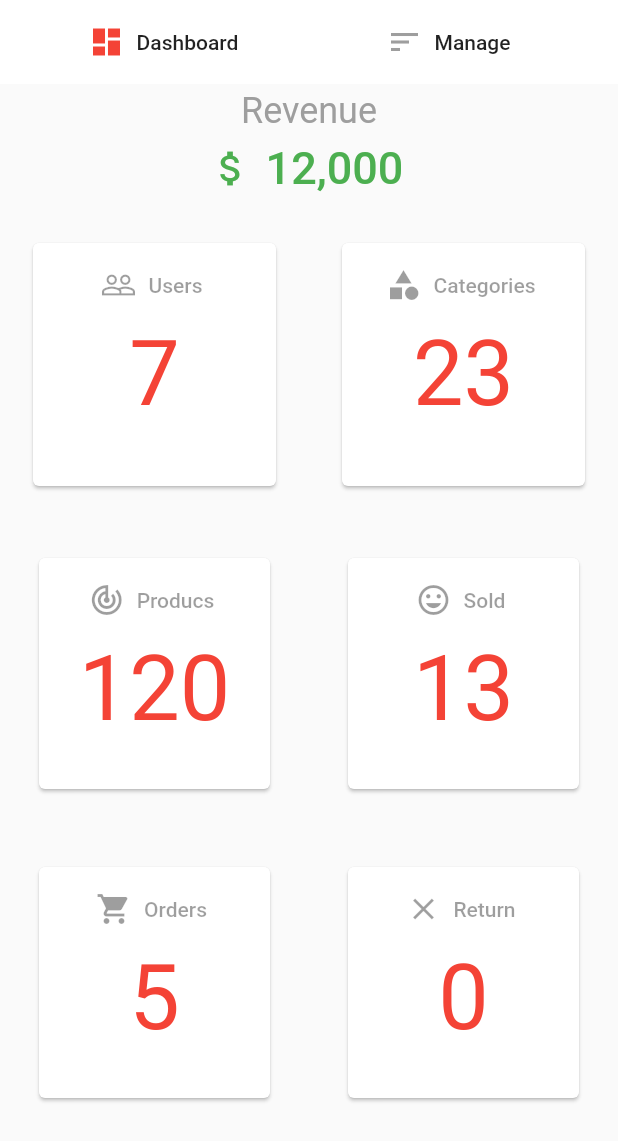
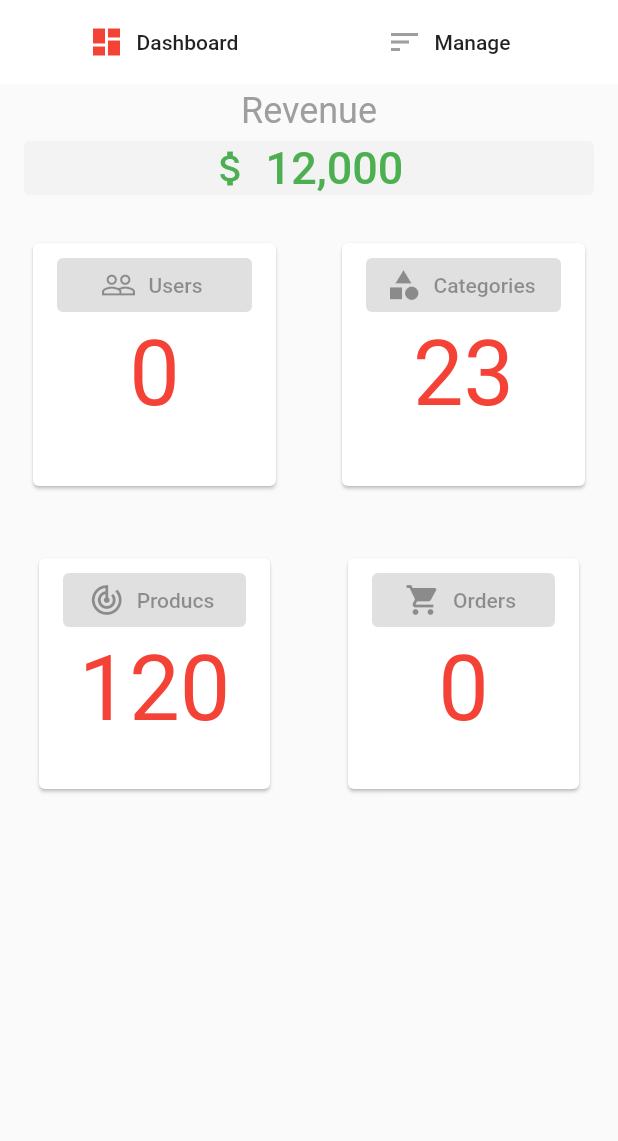
Before and after one commit to Leinady/flutter-firebase, a Flutter app: the Admin screen opened directly, on a phone screen of 412 x 824 dp. Shown: the top 1141 px of the screen. Run offline on Flutter 3.47's test engine with Material 2 defaults, Android fonts, the phone set to English and light mode, and no system bars; our stand-ins replace cloud_firestore, firebase_auth, firebase_core, flutter_svg, fluttertoast, shared_preferences; missing offline and left inert: model_viewer; accounts and stored records are empty.

Commit message:
admindashbord

```diff
--- a/assign/lib/provider/ItemProvider.dart
+++ b/assign/lib/provider/ItemProvider.dart
@@ -1,3 +1,5 @@
+import 'package:cloud_firestore/cloud_firestore.dart';
+import 'package:firebase_core/firebase_core.dart';
 import 'package:flutter/material.dart';
 
 class ItemProvider extends ChangeNotifier {
@@ -5,18 +7,18 @@ class ItemProvider extends ChangeNotifier {
 
   ItemProvider();
 
-  increaseItem() {
-    this.itemCount++;
-    notifyListeners();
-  }
+  final a = FirebaseFirestore.instance
+      .collection('user')
+      .doc('email')
+      .get()
+      .then((DocumentSnapshot documentSnapshot) {
+    if (documentSnapshot.exists) {
+      Text('${documentSnapshot.data()}');
+    }
+  });
 
-  decreaseItem() {
-    this.itemCount--;
-    notifyListeners();
-  }
-
-  itemReset() {
-    this.itemCount = 0;
+  alluser() {
+    a.toString();
     notifyListeners();
   }
 }
--- a/assign/lib/screen/admin/dashbord.dart
+++ b/assign/lib/screen/admin/dashbord.dart
@@ -1,8 +1,13 @@
 import 'package:assign/actions/action_auth.dart';
+import 'package:assign/provider/ItemProvider.dart';
 import 'package:assign/screen/admin/adminscreen.dart';
+import 'package:assign/screen/admin/componant/invoice.dart';
 import 'package:assign/screen/authen/sign_in.dart';
+import 'package:cloud_firestore/cloud_firestore.dart';
+import 'package:firebase_auth/firebase_auth.dart';
 import 'package:flutter/material.dart';
 import 'package:fluttertoast/fluttertoast.dart';
+import 'package:provider/provider.dart';
 
 import '../../service/authserv.dart';
 
@@ -21,7 +26,6 @@ class _AdminState extends State<Admin> {
   TextEditingController brandController = TextEditingController();
   GlobalKey<FormState> _categoryFormKey = GlobalKey();
   GlobalKey<FormState> _brandFormKey = GlobalKey();
-  final Authservice _auth = Authservice();
   // BrandService _brandService = BrandService();
   // CategoryService _categoryService = CategoryService();
 
@@ -68,7 +72,10 @@ class _AdminState extends State<Admin> {
         return Column(
           children: <Widget>[
             ListTile(
-              subtitle: FlatButton.icon(
+              subtitle: ElevatedButton.icon(
+                style: ButtonStyle(
+                    backgroundColor: MaterialStateProperty.all(
+                        Color.fromARGB(255, 243, 243, 243))),
                 onPressed: null,
                 icon: Icon(
                   Icons.attach_money,
@@ -92,24 +99,46 @@ class _AdminState extends State<Admin> {
                 children: <Widget>[
                   Padding(
                     padding: const EdgeInsets.all(18.0),
-                    child: Card(
-                      child: ListTile(
-                          title: FlatButton.icon(
+                    child: StreamBuilder(
+                        stream: FirebaseFirestore.instance
+                            .collection('user')
+                            .snapshots(),
+                        builder:
+                            (context, AsyncSnapshot<QuerySnapshot> snapshot) {
+                          if (snapshot.hasError) {
+                            return Text('Something went wrong');
+                          }
+
+                          if (snapshot.connectionState ==
+                              ConnectionState.waiting) {
+                            return Center(
+                              child: CircularProgressIndicator(),
+                            );
+                          }
+
+                          return Card(
+                            child: Consumer<ItemProvider>(
+                                builder: (context, provider, child) {
+                              return ListTile(
+                                  title: ElevatedButton.icon(
                                       onPressed: null,
                                       icon: Icon(Icons.people_outline),
                                       label: Text("Users")),
                                   subtitle: Text(
-                            '7',
+                                    '${snapshot.data.size}',
                                     textAlign: TextAlign.center,
-                            style: TextStyle(color: active, fontSize: 60.0),
-                          )),
-                    ),
+                                    style: TextStyle(
+                                        color: active, fontSize: 60.0),
+                                  ));
+                            }),
+                          );
+                        }),
                   ),
                   Padding(
                     padding: const EdgeInsets.all(18.0),
                     child: Card(
                       child: ListTile(
-                          title: FlatButton.icon(
+                          title: ElevatedButton.icon(
                               onPressed: null,
                               icon: Icon(Icons.category),
                               label: Text("Categories")),
@@ -124,7 +153,7 @@ class _AdminState extends State<Admin> {
                     padding: const EdgeInsets.all(22.0),
                     child: Card(
                       child: ListTile(
-                          title: FlatButton.icon(
+                          title: ElevatedButton.icon(
                               onPressed: null,
                               icon: Icon(Icons.track_changes),
                               label: Text("Producs")),
@@ -135,56 +164,58 @@ class _AdminState extends State<Admin> {
                           )),
                     ),
                   ),
+                  // Padding(
+                  //   padding: const EdgeInsets.all(22.0),
+                  //   child: Card(
+                  //     child: ListTile(
+                  //         title: FlatButton.icon(
+                  //             onPressed: null,
+                  //             icon: Icon(Icons.tag_faces),
+                  //             label: Text("Sold")),
+                  //         subtitle: Text(
+                  //           '13',
+                  //           textAlign: TextAlign.center,
+                  //           style: TextStyle(color: active, fontSize: 60.0),
+                  //         )),
+                  //   ),
+                  // ),
                   Padding(
                     padding: const EdgeInsets.all(22.0),
-                    child: Card(
+                    child: StreamBuilder(
+                        stream: FirebaseFirestore.instance
+                            .collection('Basket')
+                            .snapshots(),
+                        builder:
+                            (context, AsyncSnapshot<QuerySnapshot> snapshot) {
+                          if (snapshot.hasError) {
+                            return Text('Something went wrong');
+                          }
+
+                          if (snapshot.connectionState ==
+                              ConnectionState.waiting) {
+                            return Center(child: CircularProgressIndicator());
+                          }
+                          return Card(
                             child: ListTile(
-                          title: FlatButton.icon(
-                              onPressed: null,
-                              icon: Icon(Icons.tag_faces),
-                              label: Text("Sold")),
-                          subtitle: Text(
-                            '13',
-                            textAlign: TextAlign.center,
-                            style: TextStyle(color: active, fontSize: 60.0),
-                          )),
-                    ),
-                  ),
-                  Padding(
-                    padding: const EdgeInsets.all(22.0),
-                    child: Card(
-                      child: ListTile(
-                          title: FlatButton.icon(
+                                title: ElevatedButton.icon(
                                     onPressed: null,
                                     icon: Icon(Icons.shopping_cart),
                                     label: Text("Orders")),
                                 subtitle: Text(
-                            '5',
+                                  '${snapshot.data.size}',
                                   textAlign: TextAlign.center,
-                            style: TextStyle(color: active, fontSize: 60.0),
+                                  style:
+                                      TextStyle(color: active, fontSize: 60.0),
                                 )),
-                    ),
-                  ),
-                  Padding(
-                    padding: const EdgeInsets.all(22.0),
-                    child: Card(
-                      child: ListTile(
-                          title: FlatButton.icon(
-                              onPressed: null,
-                              icon: Icon(Icons.close),
-                              label: Text("Return")),
-                          subtitle: Text(
-                            '0',
-                            textAlign: TextAlign.center,
-                            style: TextStyle(color: active, fontSize: 60.0),
-                          )),
-                    ),
+                          );
+                        }),
                   ),
                 ],
               ),
             ),
           ],
         );
+
         break;
 
       case Page.manage:
@@ -215,8 +246,11 @@ class _AdminState extends State<Admin> {
             Divider(),
             ListTile(
               leading: Icon(Icons.category),
-              title: Text("Category list"),
-              onTap: () {},
+              title: Text("Invoices"),
+              onTap: () {
+                Navigator.push(context,
+                    MaterialPageRoute(builder: (context) => InvoiceScreen()));
+              },
             ),
             Divider(),
             ListTile(
--- a/assign/lib/screen/cart/cart_screen.dart
+++ b/assign/lib/screen/cart/cart_screen.dart
@@ -1,9 +1,6 @@
 import 'package:assign/models/Product.dart';
 import 'package:assign/models/cart.dart';
 import 'package:assign/route/cartprovider.dart';
-import 'package:assign/screen/home/components/body.dart';
-import 'package:assign/screen/home/home.dart';
-import 'package:cloud_firestore/cloud_firestore.dart';
 import 'package:flutter/material.dart';
 import 'package:provider/provider.dart';
 import 'componant/body.dart';
```
Also changed, not shown: assign/lib/screen/admin/componant/invoice.dart (added, +65 -0 lines). Lines whose indentation alone changed are shown as unchanged.
